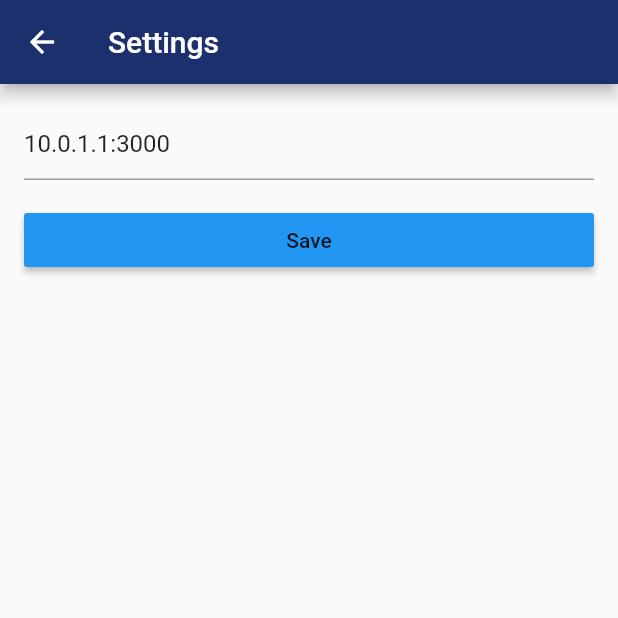
After one commit to crehmann/CoPiFlutter, a Flutter app: the screen it shows after launch, after a tap on the "settings" icon, on a phone screen of 412 x 824 dp, the top half of it. The commit adds this screen. Run offline on Flutter 3.47's test engine with Material 2 defaults, Android fonts, the phone set to English and light mode, and no system bars; our stand-ins replace built_collection, flutter_redux, redux, shared_preferences; missing offline and left inert: optional; statements that could not run were skipped.

Commit message:
added settings page

```diff
--- a/lib/globals.dart
+++ b/lib/globals.dart
@@ -1 +1,22 @@
-Uri baseUri = Uri.http("192.168.1.168:3000", "");
+import 'dart:async';
+
+import 'package:shared_preferences/shared_preferences.dart';
+
+String _host = "10.0.1.1:3000";
+
+Future<Null> init() async {
+  final SharedPreferences prefs = await SharedPreferences.getInstance();
+  _host = prefs.getString("host") ?? "10.0.1.1:3000";
+}
+
+Future<Null> setHost(String host) async {
+  final SharedPreferences prefs = await SharedPreferences.getInstance();
+  await prefs.setString("host", host);
+  _host = host;
+}
+
+String getHost() => _host;
+
+Uri getBaseUri() {
+  return Uri.http(_host, "");
+}
--- a/lib/main.dart
+++ b/lib/main.dart
@@ -9,8 +9,10 @@ import 'package:flutter_redux/flutter_redux.dart';
 import 'package:flutter_app/redux/app/app_state.dart';
 import 'package:flutter_app/redux/store.dart';
 import 'package:redux/redux.dart';
+import 'package:flutter_app/globals.dart' as globals;
 
 Future<Null> main() async {
+  await globals.init();
   runApp(CoPiApp(createStore()));
 }
 
--- a/lib/networking/copy_job_api.dart
+++ b/lib/networking/copy_job_api.dart
@@ -9,13 +9,13 @@ import 'package:flutter_app/globals.dart' as globals;
 class CopyJobApi {
   Future<List<CopyJob>> fetchCopyJobs() async {
     final response =
-        await getRequest(globals.baseUri.replace(path: 'copyjobs'));
+        await getRequest(globals.getBaseUri().replace(path: 'copyjobs'));
     return compute(CopyJobParser.parseCopyJobListJson, response);
   }
 
   Future<CopyJob> fetchCopyJob(String id) async {
     final response =
-        await getRequest(globals.baseUri.replace(path: 'copyjobs'));
+        await getRequest(globals.getBaseUri().replace(path: 'copyjobs'));
     return compute(CopyJobParser.parseCopyJobJson, response);
   }
 
@@ -25,7 +25,7 @@ class CopyJobApi {
       List<String> flags,
       List<String> options) async {
     final response =
-        await postRequest(globals.baseUri.replace(path: 'copyjobs'), {
+        await postRequest(globals.getBaseUri().replace(path: 'copyjobs'), {
       'source': sourceDevicePath,
       'destination': destinationDevicePath,
       'flags': flags,
--- a/lib/networking/directory_api.dart
+++ b/lib/networking/directory_api.dart
@@ -10,14 +10,14 @@ import 'package:url_launcher/url_launcher.dart';
 class DirectoryApi {
   Future<List<DirectoryContent>> fetchDirectory(
       Drive drive, String path) async {
-    var directoryUri = globals.baseUri.replace(
+    var directoryUri = globals.getBaseUri().replace(
         path: 'drives/' + drive.devicePath, queryParameters: {"path": path});
     final response = await getRequest(directoryUri);
     return compute(DirectoryParser.parseJson, response);
   }
 
   Future downloadFile(String path) async {
-    final downloadUri = globals.baseUri.toString() + path;
+    final downloadUri = globals.getBaseUri().toString() + path;
 
     if (await canLaunch(downloadUri)) {
       await launch(downloadUri);
--- a/lib/networking/drive_api.dart
+++ b/lib/networking/drive_api.dart
@@ -6,9 +6,8 @@ import 'package:flutter/foundation.dart';
 import 'package:flutter_app/globals.dart' as globals;
 
 class DriveApi {
-
   Future<List<Drive>> fetchDrives() async {
-    final response = await getRequest(globals.baseUri.replace(path: 'drives'));
+    final response = await getRequest(globals.getBaseUri().replace(path: 'drives'));
     return compute(DriveParser.parseJson, response);
   }
 }
--- a/lib/ui/directory/directory_grid_item_file.dart
+++ b/lib/ui/directory/directory_grid_item_file.dart
@@ -65,7 +65,7 @@ class DirectoryGridFileItem extends StatelessWidget {
               child: ClipRRect(
                   borderRadius: borderRadius,
                   child: Image.network(
-                    globals.baseUri.toString() + item.previewLink.value,
+                    globals.getBaseUri().toString() + item.previewLink.value,
                   )),
             ),
             padding: EdgeInsets.all(16.0),
--- a/lib/ui/main_page.dart
+++ b/lib/ui/main_page.dart
@@ -3,6 +3,7 @@ import 'package:flutter/cupertino.dart';
 import 'package:flutter_app/ui/copyjob/copy_job_create_page.dart';
 import 'package:flutter_app/ui/copyjob/copy_job_list_page.dart';
 import 'package:flutter_app/ui/drives/drives_page.dart';
+import 'package:flutter_app/ui/settings/settings_page.dart';
 
 class MainPage extends StatefulWidget {
   const MainPage();
@@ -49,12 +50,31 @@ class _MainPageState extends State<MainPage> with TickerProviderStateMixin {
     ));
   }
 
+  void _openSettingsPage(BuildContext context) {
+    Navigator.of(context).push(new MaterialPageRoute(
+      builder: (BuildContext context) {
+        return new SettingsPage();
+      },
+    ));
+  }
+
   @override
   Widget build(BuildContext context) {
     return Scaffold(
       key: scaffoldKey,
       appBar: AppBar(
         title: Text("CoPi"),
+        actions: <Widget>[
+          IconButton(
+            icon: const Icon(
+              Icons.settings,
+              color: Colors.white,
+            ),
+            onPressed: () {
+              _openSettingsPage(context);
+            },
+          )
+        ],
         bottom: TabBar(
           controller: _controller,
           tabs: const <Tab>[
--- /dev/null
+++ b/lib/ui/settings/settings_page.dart
@@ -0,0 +1,66 @@
+import 'dart:async';
+import 'dart:io';
+
+import 'package:flutter/material.dart';
+import 'package:flutter_app/redux/app/app_state.dart';
+import 'package:flutter_app/redux/copyjob/copy_job_actions.dart';
+import 'package:flutter_app/redux/drive/drive_actions.dart';
+import 'package:flutter_redux/flutter_redux.dart';
+import 'package:redux/redux.dart';
+import 'package:flutter_app/globals.dart' as globals;
+
+class SettingsPage extends StatefulWidget {
+  SettingsPage();
+
+  @override
+  State<StatefulWidget> createState() {
+    return SettingsPageState();
+  }
+}
+
+class SettingsPageState extends State<SettingsPage> {
+  TextEditingController _controller = new TextEditingController();
+
+  Future<Null> _save(BuildContext context) async {
+    await globals.setHost(_controller.text);
+    final Store<AppState> state = StoreProvider.of<AppState>(context);
+    state.dispatch(RefreshDrivesAction());
+    state.dispatch(RefreshCopyJobListAction());
+    Navigator.pop(context);
+  }
+
+  @override
+  void initState() {
+    super.initState();
+    _controller.text = globals.getHost();
+  }
+
+  @override
+  Widget build(BuildContext context) {
+    return Scaffold(
+      appBar: AppBar(
+        title: Text("Settings"),
+        centerTitle: Platform.isIOS,
+      ),
+      body: Container(
+        padding: EdgeInsets.all(16.0),
+        child: Column(
+          children: <Widget>[
+            TextFormField(
+                controller: _controller,
+                decoration: InputDecoration(hintText: 'Host')),
+            SizedBox(height: 16.0),
+            ButtonTheme(
+              minWidth: double.infinity,
+              child: RaisedButton(
+                  onPressed: () {
+                    _save(context);
+                  },
+                  child: Text('Save')),
+            ),
+          ],
+        ),
+      ),
+    );
+  }
+}
--- a/pubspec.yaml
+++ b/pubspec.yaml
@@ -11,6 +11,7 @@ dependencies:
   intl:
   url_launcher:
   optional:
+  shared_preferences:
 
   # The following adds the Cupertino Icons font to your application.
   # Use with the CupertinoIcons class for iOS style icons.
```
Also changed, not shown: lib/redux/common_actions.dart (+7 -1 lines), pubspec.lock.
